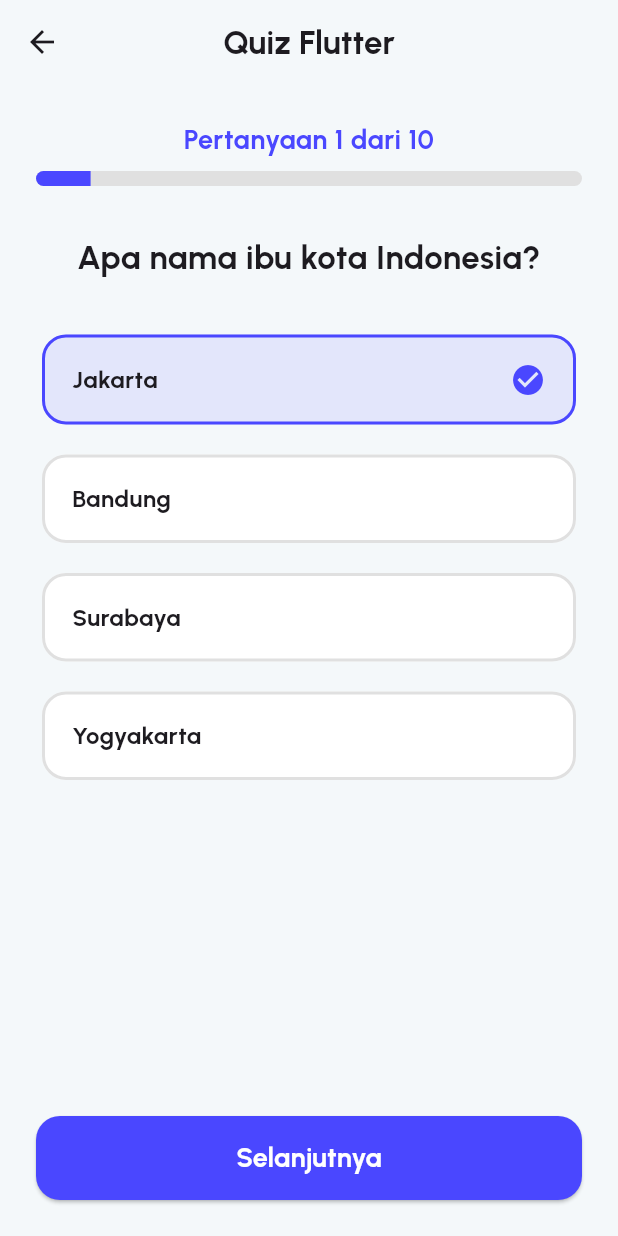
After one commit to aryasatya2204/Quiz_App, a Flutter app: the QuizScreen screen opened directly, on a phone screen of 412 x 824 dp. The commit adds this screen. Run offline on Flutter 3.47's test engine with Material 3 defaults, Android fonts, the phone set to English and light mode, and no system bars.

Commit message:
feat : membangun UI statis untuk semua screen dan menambahkan assets

```diff
--- a/lib/main.dart
+++ b/lib/main.dart
@@ -1,5 +1,7 @@
 import 'package:flutter/material.dart';
 import 'package:quiz_app/screens/welcome_screen.dart';
+
+import 'core/app_colors.dart';
 
 void main() {
   runApp(const MyApp());
@@ -15,8 +17,9 @@ class MyApp extends StatelessWidget {
       debugShowCheckedModeBanner: false,
       theme: ThemeData(
         fontFamily: 'Urbanist',
+        scaffoldBackgroundColor: AppColors.backgroundLight,
       ),
-      home: WelcomeScreen(), // Mulai dari WelcomeScreen
+      home: const WelcomeScreen(), // Mulai dari WelcomeScreen
     );
   }
 }
--- /dev/null
+++ b/lib/screens/quiz_screen.dart
@@ -0,0 +1,92 @@
+import 'package:flutter/material.dart';
+import 'package:quiz_app/core/app_colors.dart';
+import 'package:quiz_app/data/dummy_questions.dart';
+import 'package:quiz_app/widgets/answer_option_card.dart';
+import 'package:quiz_app/widgets/custom_button.dart';
+
+class QuizScreen extends StatelessWidget {
+  const QuizScreen({Key? key}) : super(key: key);
+
+  @override
+  Widget build(BuildContext context) {
+    final question = dummyQuestions[0];
+    const int currentQuestion = 1;
+    final int totalQuestions = dummyQuestions.length;
+
+    return Scaffold(
+      backgroundColor: AppColors.backgroundLight,
+      appBar: AppBar(
+        title: const Text(
+          'Quiz Flutter',
+          style: TextStyle(fontFamily: 'Urbanist', fontWeight: FontWeight.bold),
+        ),
+        backgroundColor: AppColors.backgroundLight,
+        elevation: 0,
+        centerTitle: true,
+      ),
+      body: Padding(
+        padding: const EdgeInsets.all(24.0),
+        child: Column(
+          crossAxisAlignment: CrossAxisAlignment.stretch,
+          children: [
+            // Progress
+            Text(
+              'Pertanyaan $currentQuestion dari $totalQuestions',
+              textAlign: TextAlign.center,
+              style: TextStyle(
+                fontFamily: 'Urbanist',
+                fontSize: 18,
+                fontWeight: FontWeight.w600,
+                color: AppColors.primary,
+              ),
+            ),
+            const SizedBox(height: 8),
+            // Linear Progress Indicator
+            ClipRRect(
+              borderRadius: BorderRadius.circular(10),
+              child: LinearProgressIndicator(
+                value: currentQuestion / totalQuestions,
+                minHeight: 10,
+                backgroundColor: Colors.grey.shade300,
+                valueColor: const AlwaysStoppedAnimation(AppColors.primary),
+              ),
+            ),
+            const SizedBox(height: 32),
+
+            // Teks Pertanyaan
+            Text(
+              question.text,
+              textAlign: TextAlign.center,
+              style: const TextStyle(
+                fontFamily: 'Urbanist',
+                fontSize: 22,
+                fontWeight: FontWeight.bold,
+              ),
+            ),
+            const SizedBox(height: 32),
+
+            // Pilihan Jawaban
+            ...List.generate(question.options.length, (index) {
+              return Padding(
+                padding: const EdgeInsets.only(bottom: 12.0),
+                child: AnswerOptionCard(
+                  optionText: question.options[index],
+                  isSelected: index == 0,
+                ),
+              );
+            }),
+
+            const Spacer(),
+
+            // Tombol Next
+            CustomButton(
+              text: 'Selanjutnya',
+              onPressed: () {
+              },
+            ),
+          ],
+        ),
+      ),
+    );
+  }
+}
--- /dev/null
+++ b/lib/widgets/answer_option_card.dart
@@ -0,0 +1,50 @@
+import 'package:flutter/material.dart';
+import 'package:quiz_app/core/app_colors.dart';
+
+class AnswerOptionCard extends StatelessWidget {
+  final String optionText;
+  final bool isSelected;
+
+  const AnswerOptionCard({
+    Key? key,
+    required this.optionText,
+    this.isSelected = false,
+  }) : super(key: key);
+
+  @override
+  Widget build(BuildContext context) {
+    Color borderColor = isSelected ? AppColors.primary : Colors.grey.shade300;
+    Color backgroundColor = isSelected ? AppColors.primary.withOpacity(0.1) : AppColors.cardLight;
+
+    return Card(
+      elevation: 0,
+      color: backgroundColor,
+      shape: RoundedRectangleBorder(
+        borderRadius: BorderRadius.circular(16),
+        side: BorderSide(color: borderColor, width: 2),
+      ),
+      child: Padding(
+        padding: const EdgeInsets.symmetric(horizontal: 20, vertical: 18),
+        child: Row(
+          mainAxisAlignment: MainAxisAlignment.spaceBetween,
+          children: [
+            Text(
+              optionText,
+              style: const TextStyle(
+                fontFamily: 'Urbanist',
+                fontSize: 16,
+                fontWeight: FontWeight.w600,
+              ),
+            ),
+            // Ikon centang
+            if (isSelected)
+              const Icon(
+                Icons.check_circle,
+                color: AppColors.primary,
+              ),
+          ],
+        ),
+      ),
+    );
+  }
+}
--- a/pubspec.yaml
+++ b/pubspec.yaml
@@ -54,7 +54,7 @@ flutter:
 
   uses-material-design: true
 
-  assets:
+#  assets:
 
   fonts:
     - family: Urbanist
```
Also changed, not shown: lib/screens/score_screen.dart (added, +71 -0 lines), assets/fonts/Urbanist-Bold.ttf (renamed from assests/fonts/Urbanist-Bold.ttf), assets/fonts/Urbanist-Regular.ttf (renamed from assests/fonts/Urbanist-Regular.ttf).
